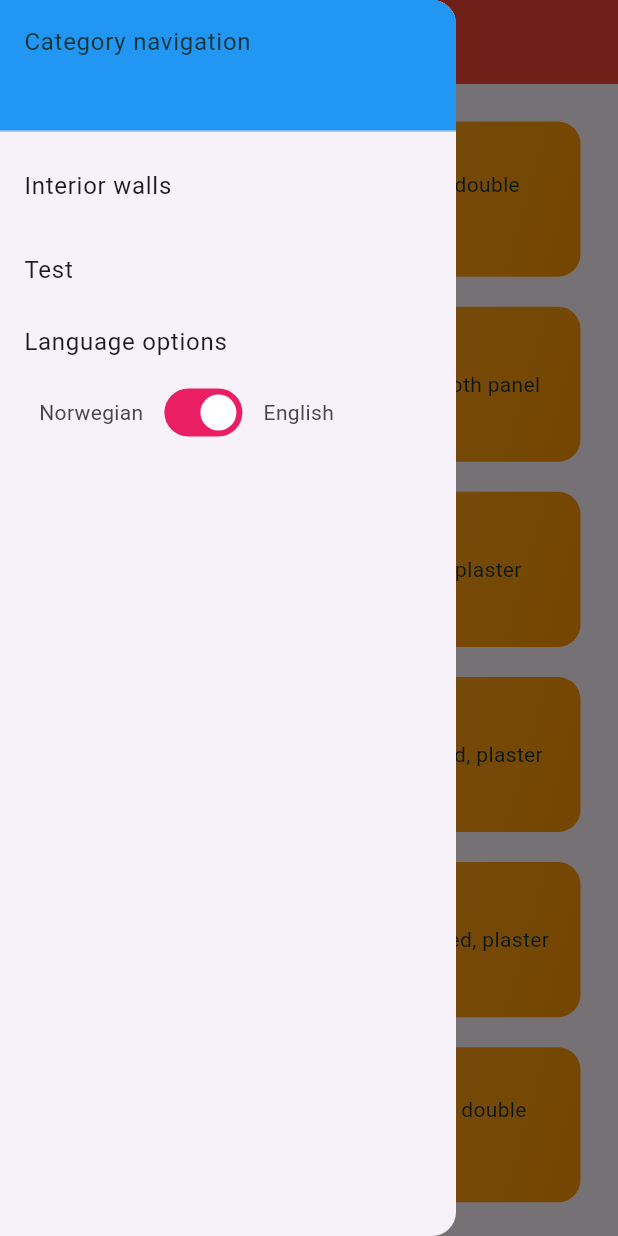
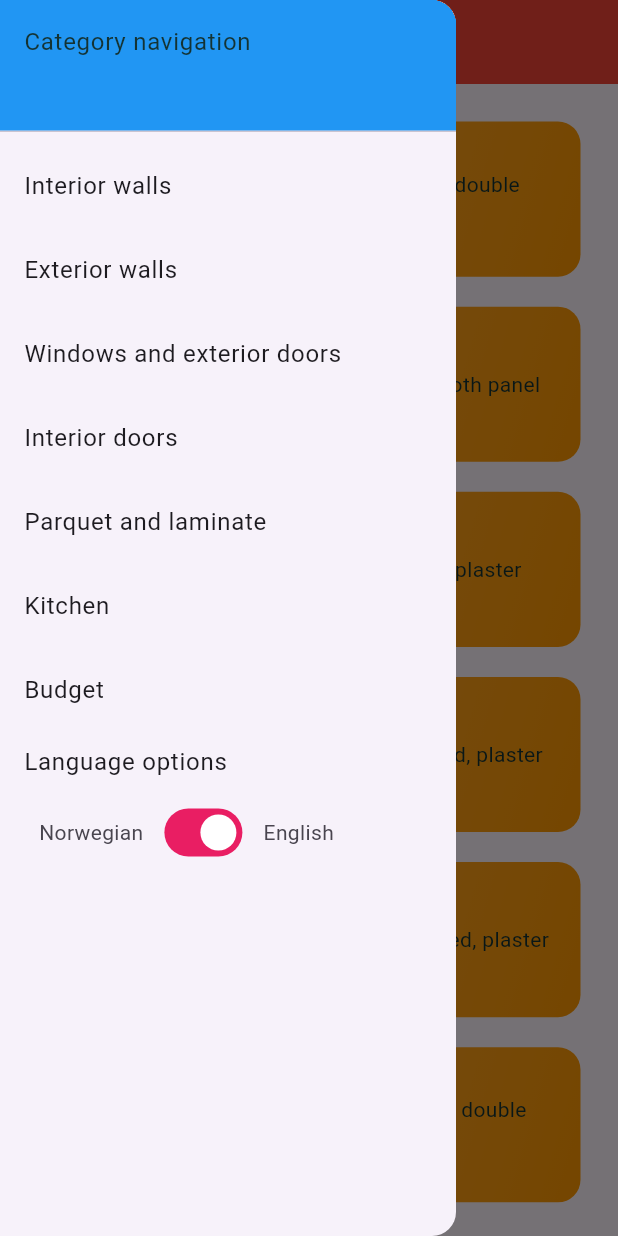
Before and after one commit to BenasVasiliauskas/cost_calculator, a Flutter app: the screen it shows after launch, with the side drawer open, on a phone screen of 412 x 824 dp. Run offline on Flutter 3.47's test engine with Material 3 defaults, Android fonts, the phone set to English and light mode, and no system bars.

Commit message:
Refactor and update drawer

```diff
--- a/lib/pages/categories_screen.dart
+++ b/lib/pages/categories_screen.dart
@@ -3,8 +3,8 @@ import 'package:cost_calculator/data/norw_data.dart';
 
 import '/category_item.dart';
 import 'package:flutter/material.dart';
-import 'deck_screen.dart';
 import '../constants/language.dart';
+import '../widgets/custom_drawer.dart';
 
 class CategoriesScreen extends StatefulWidget {
   @override
@@ -15,83 +15,13 @@ class _CategoriesScreenState extends State<CategoriesScreen> {
   @override
   Widget build(BuildContext context) {
     return Scaffold(
-      drawer: Drawer(
-        child: ListView(
-          padding: EdgeInsets.zero,
-          children: [
-            SizedBox(
-              height: 96,
-              child: DrawerHeader(
-                decoration: BoxDecoration(
-                  color: Colors.blue,
-                ),
-                child: languageEnglish == true
-                    ? Text('Category navigation')
-                    : Text('Kategori navigering'),
-              ),
-            ),
-            ListTile(
-              title: languageEnglish == true
-                  ? Text('Interior walls')
-                  : Text('Innvendige vegger'),
-              onTap: () {
-                Navigator.of(context).pushReplacement(
-                  MaterialPageRoute(
-                    builder: (context) {
-                      return DeckScreen();
-                    },
-                  ),
-                );
-              },
-            ),
-            ListTile(
-              title: languageEnglish == true ? Text('Test') : Text('Test norw'),
-              onTap: () {
-                Navigator.of(context).pushReplacement(
-                  MaterialPageRoute(
-                    builder: (context) {
-                      return DeckScreen();
-                    },
-                  ),
-                );
-              },
-            ),
-            ListTile(
-              title: languageEnglish == true
-                  ? Text("Language options")
-                  : Text("Språkvalg"),
-              subtitle: Column(
-                children: [
-                  Row(
-                    children: [
-                      Padding(
-                        padding:
-                            EdgeInsets.symmetric(horizontal: 10, vertical: 25),
-                        child: languageEnglish == false
-                            ? Text("Norsk")
-                            : Text("Norwegian"),
-                      ),
-                      Switch(
-                        value: languageEnglish,
-                        onChanged: (value) {
-                          setState(() {
-                            languageEnglish = value;
-                          });
-                        },
-                      ),
-                      Padding(
-                          padding: EdgeInsets.symmetric(
-                              horizontal: 10, vertical: 25),
-                          child: languageEnglish == false
-                              ? Text("Engelsk")
-                              : Text("English")),
-                    ],
-                  ),
-                ],
-              ),
-            )
-          ],
-        ),
+      drawer: CustomDrawer(
+        languageEnglish: languageEnglish,
+        onLanguageChanged: (value) {
+          setState(() {
+            languageEnglish = value;
+          });
+        },
       ),
       appBar: AppBar(
         title: const Text('Bygg Kalk'),
--- /dev/null
+++ b/lib/widgets/custom_drawer.dart
@@ -0,0 +1,111 @@
+import '/pages/categories_screen.dart';
+import 'package:flutter/material.dart';
+
+import '../pages/deck_screen.dart';
+
+class CustomDrawer extends StatelessWidget {
+  final bool languageEnglish;
+  final Function(bool) onLanguageChanged;
+
+  CustomDrawer(
+      {required this.languageEnglish, required this.onLanguageChanged});
+
+  @override
+  Widget build(BuildContext context) {
+    return Drawer(
+      child: ListView(
+        padding: EdgeInsets.zero,
+        children: [
+          SizedBox(
+            height: 96,
+            child: DrawerHeader(
+              decoration: BoxDecoration(
+                color: Colors.blue,
+              ),
+              child: languageEnglish == true
+                  ? Text('Category navigation')
+                  : Text('Kategori navigering'),
+            ),
+          ),
+          ListTile(
+            title: languageEnglish == true
+                ? Text('Interior walls')
+                : Text('Innvendige vegger'),
+            onTap: () {
+              Navigator.of(context).pushReplacement(
+                MaterialPageRoute(
+                  builder: (context) {
+                    return CategoriesScreen();
+                  },
+                ),
+              );
+            },
+          ),
+          ListTile(
+            title: languageEnglish == true
+                ? Text('Exterior walls')
+                : Text('Yttervegger'),
+            onTap: () {},
+          ),
+          ListTile(
+            title: languageEnglish == true
+                ? Text('Windows and exterior doors')
+                : Text('Vinduer og ytterdører'),
+            onTap: () {},
+          ),
+          ListTile(
+            title: languageEnglish == true
+                ? Text('Interior doors')
+                : Text('Innerdører'),
+            onTap: () {},
+          ),
+          ListTile(
+            title: languageEnglish == true
+                ? Text('Parquet and laminate')
+                : Text('Parkett og laminat'),
+            onTap: () {},
+          ),
+          ListTile(
+            title: languageEnglish == true ? Text('Kitchen') : Text('Kjøkken'),
+            onTap: () {},
+          ),
+          ListTile(
+            title: languageEnglish == true ? Text('Budget') : Text('Budsjett'),
+            onTap: () {},
+          ),
+          ListTile(
+            title: languageEnglish == true
+                ? Text('Language options')
+                : Text('Språkvalg'),
+            subtitle: Column(
+              children: [
+                Row(
+                  children: [
+                    Padding(
+                      padding:
+                          EdgeInsets.symmetric(horizontal: 10, vertical: 25),
+                      child: languageEnglish == false
+                          ? Text('Norsk')
+                          : Text('Norwegian'),
+                    ),
+                    Switch(
+                      value: languageEnglish,
+                      onChanged: onLanguageChanged,
+                    ),
+                    Padding(
+                      padding:
+                          EdgeInsets.symmetric(horizontal: 10, vertical: 25),
+                      child: languageEnglish == false
+                          ? Text('Engelsk')
+                          : Text('English'),
+                    ),
+                  ],
+                ),
+              ],
+            ),
+          ),
+        ],
+      ),
+    );
+  }
+}
```
Also changed, not shown: lib/pages/deck_screen.dart (+8 -52 lines), 1 other file.
